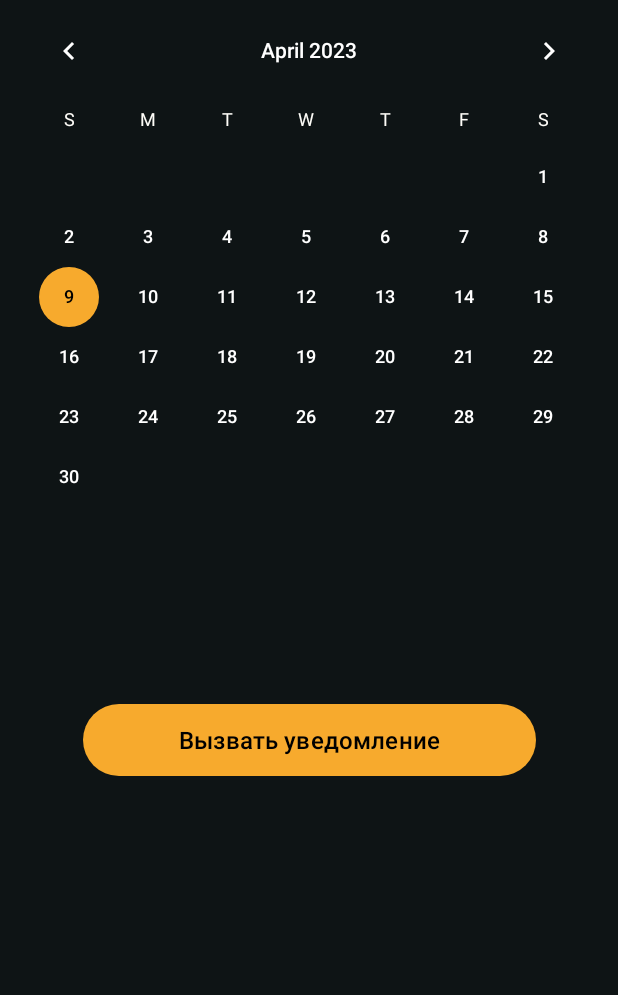
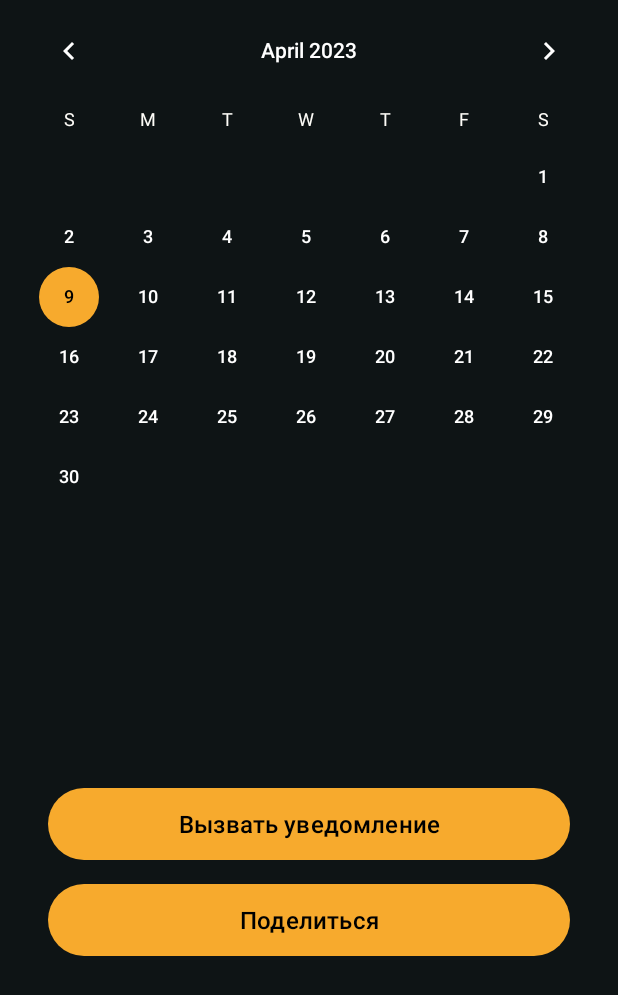
Before and after one commit to vasyan-coder/Laba2, an Android app: the fragment CalendarFragment shown on its own in the app's theme, on a phone screen of 412 x 824 dp. Shown: the top 995 px of the screen. Run offline under Robolectric (Android 15) with nearby library versions, the phone set to English and light mode, and no system bars.

Commit message:
feat: added share button

```diff
--- a/app/src/main/java/com/vasyancoder/laba2/ui/fragments/CalendarFragment.java
+++ b/app/src/main/java/com/vasyancoder/laba2/ui/fragments/CalendarFragment.java
@@ -1,11 +1,14 @@
 package com.vasyancoder.laba2.ui.fragments;
 
+
+import static java.net.Proxy.Type.HTTP;
 
 import android.app.Notification;
 import android.app.NotificationChannel;
 import android.app.NotificationManager;
 import android.content.Context;
 import android.content.Intent;
+import android.net.Uri;
 import android.os.Build;
 import android.os.Bundle;
 import android.view.LayoutInflater;
@@ -43,6 +46,12 @@ public class CalendarFragment extends Fragment {
 
             Intent intent = new Intent(requireContext(), CalendarService.class);
             requireActivity().startService(intent);
+        });
+        binding.shareBtn.setOnClickListener(view1 -> {
+            Intent textIntent = new Intent(Intent.ACTION_SEND);
+            textIntent.setType("text/plain");
+            textIntent.putExtra(Intent.EXTRA_TEXT, "Присоединяйтесь к HackApp");
+            requireActivity().startActivity(textIntent);
         });
     }
 
--- a/app/src/main/res/layout/fragment_calendar.xml
+++ b/app/src/main/res/layout/fragment_calendar.xml
@@ -1,6 +1,5 @@
 <?xml version="1.0" encoding="utf-8"?>
-<androidx.constraintlayout.widget.ConstraintLayout
-    xmlns:android="http://schemas.android.com/apk/res/android"
+<androidx.constraintlayout.widget.ConstraintLayout xmlns:android="http://schemas.android.com/apk/res/android"
     xmlns:app="http://schemas.android.com/apk/res-auto"
     android:layout_width="match_parent"
     android:layout_height="match_parent"
@@ -20,20 +19,43 @@
 
     <Button
         android:id="@+id/notifyBtn"
-        android:layout_width="wrap_content"
+        android:layout_width="0dp"
         android:layout_height="wrap_content"
+        android:layout_marginStart="32dp"
+        android:layout_marginEnd="32dp"
         android:background="@drawable/round_button"
-        app:layout_constraintVertical_bias="0.3"
         android:paddingHorizontal="64dp"
         android:text="@string/notification"
         android:textAllCaps="false"
         android:textColor="@color/black"
         android:textSize="@dimen/button_text"
         app:backgroundTint="@null"
+        app:layout_constraintBottom_toTopOf="@+id/shareBtn"
+        app:layout_constraintEnd_toEndOf="parent"
+        app:layout_constraintHorizontal_bias="0.5"
+        app:layout_constraintStart_toStartOf="parent"
+        app:layout_constraintTop_toBottomOf="@+id/calendarView"
+        app:layout_constraintVertical_chainStyle="packed" />
+
+    <Button
+        android:id="@+id/shareBtn"
+        android:layout_width="0dp"
+        android:layout_height="wrap_content"
+        android:layout_marginStart="32dp"
+        android:layout_marginTop="16dp"
+        android:layout_marginEnd="32dp"
+        android:background="@drawable/round_button"
+        android:paddingHorizontal="64dp"
+        android:text="@string/share"
+        android:textAllCaps="false"
+        android:textColor="@color/black"
+        android:textSize="@dimen/button_text"
+        app:backgroundTint="@null"
         app:layout_constraintBottom_toBottomOf="parent"
         app:layout_constraintEnd_toEndOf="parent"
+        app:layout_constraintHorizontal_bias="0.5"
         app:layout_constraintStart_toStartOf="parent"
-        app:layout_constraintTop_toBottomOf="@+id/calendarView" />
+        app:layout_constraintTop_toBottomOf="@+id/notifyBtn" />
 
 
 </androidx.constraintlayout.widget.ConstraintLayout>
--- a/app/src/main/res/values/strings.xml
+++ b/app/src/main/res/values/strings.xml
@@ -37,4 +37,5 @@
     <string name="registration_data">Данные о регистрации:</string>
     <string name="languages">Языки:</string>
     <string name="format">Формат проведения:</string>
+    <string name="share">Поделиться</string>
 </resources>
```
